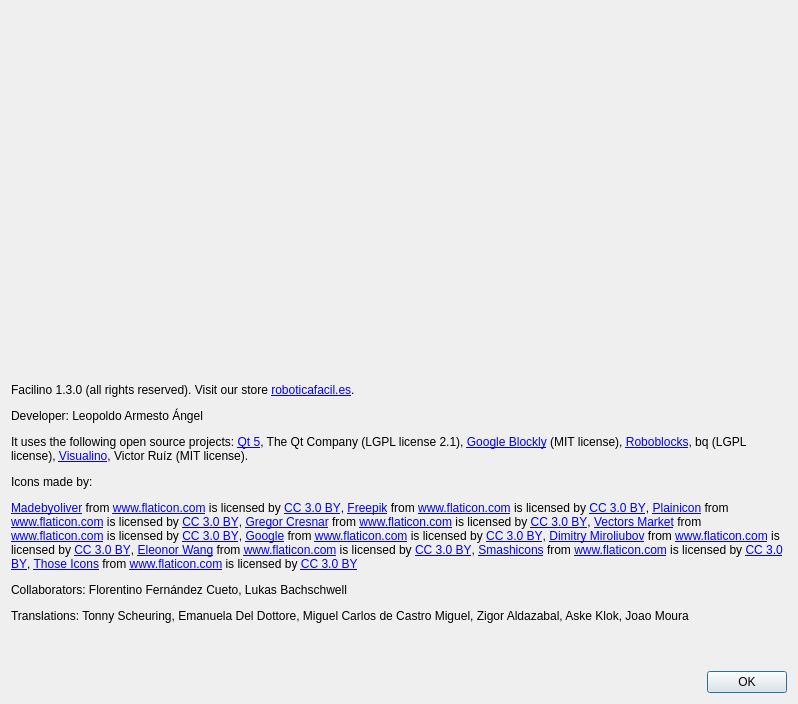
roboticafacil/facilino, file src/aboutdialog.ui: the form before one commit.
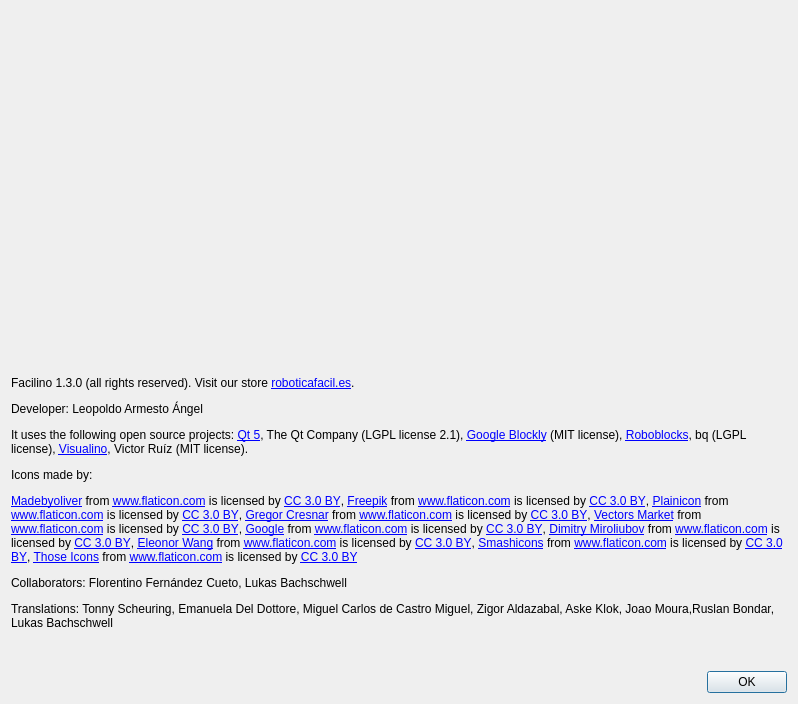
The form after the commit. Icons and pictures are not drawn.

Patch:
```diff
--- a/src/aboutdialog.ui
+++ b/src/aboutdialog.ui
@@ -39,7 +39,7 @@
    <item>
     <widget class="QLabel" name="label_4">
      <property name="text">
-      <string>&lt;html&gt;&lt;head/&gt;&lt;body&gt;&lt;p&gt;Facilino 1.3.0 (all rights reserved). Visit our store &lt;a href=&quot;https://roboticafacil.es&quot;&gt;&lt;span style=&quot; text-decoration: underline; color:#0000ff;&quot;&gt;roboticafacil.es&lt;/span&gt;&lt;/a&gt;.&lt;/p&gt;&lt;p&gt;Developer: Leopoldo Armesto Ángel&lt;/p&gt;&lt;p&gt;It uses the following open source projects: &lt;a href=&quot;http://www.qt.io/&quot;&gt;&lt;span style=&quot; text-decoration: underline; color:#0000ff;&quot;&gt;Qt 5&lt;/span&gt;&lt;/a&gt;, The Qt Company (LGPL license 2.1), &lt;a href=&quot;https://developers.google.com/blockly/&quot;&gt;&lt;span style=&quot; text-decoration: underline; color:#0000ff;&quot;&gt;Google Blockly&lt;/span&gt;&lt;/a&gt; (MIT license), &lt;a href=&quot;https://github.com/bq/roboblocks&quot;&gt;&lt;span style=&quot; text-decoration: underline; color:#0000ff;&quot;&gt;Roboblocks&lt;/span&gt;&lt;/a&gt;, bq (LGPL license), &lt;a href=&quot;http://visualino.net&quot;&gt;&lt;span style=&quot; text-decoration: underline; color:#0000ff;&quot;&gt;Visualino&lt;/span&gt;&lt;/a&gt;, Victor Ruíz (MIT license).&lt;/p&gt;&lt;p&gt;Icons made by:&lt;/p&gt;&lt;p&gt;&lt;a href=&quot; http://www.flaticon.com/authors/madebyoliver&quot;&gt;&lt;span style=&quot; text-decoration: underline; color:#0000ff;&quot;&gt;Madebyoliver&lt;/span&gt;&lt;/a&gt; from &lt;a href=&quot; http://www.flaticon.com&quot;&gt;&lt;span style=&quot; text-decoration: underline; color:#0000ff;&quot;&gt;www.flaticon.com&lt;/span&gt;&lt;/a&gt; is licensed by &lt;a href=&quot;http://creativecommons.org/licenses/by/3.0/&quot;&gt;&lt;span style=&quot; text-decoration: underline; color:#0000ff;&quot;&gt;CC 3.0 BY&lt;/span&gt;&lt;/a&gt;, &lt;a href=&quot;http://www.freepik.com&quot;&gt;&lt;span style=&quot; text-decoration: underline; color:#0000ff;&quot;&gt;Freepik&lt;/span&gt;&lt;/a&gt; from &lt;a href=&quot; http://www.flaticon.com&quot;&gt;&lt;span style=&quot; text-decoration: underline; color:#0000ff;&quot;&gt;www.flaticon.com&lt;/span&gt;&lt;/a&gt; is licensed by &lt;a href=&quot;http://creativecommons.org/licenses/by/3.0/&quot;&gt;&lt;span style=&quot; text-decoration: underline; color:#0000ff;&quot;&gt;CC 3.0 BY&lt;/span&gt;&lt;/a&gt;, &lt;a href=&quot;http://www.flaticon.com/authors/plainicon&quot;&gt;&lt;span style=&quot; text-decoration: underline; color:#0000ff;&quot;&gt;Plainicon&lt;/span&gt;&lt;/a&gt; from &lt;a href=&quot; http://www.flaticon.com&quot;&gt;&lt;span style=&quot; text-decoration: underline; color:#0000ff;&quot;&gt;www.flaticon.com&lt;/span&gt;&lt;/a&gt; is licensed by &lt;a href=&quot;http://creativecommons.org/licenses/by/3.0/&quot;&gt;&lt;span style=&quot; text-decoration: underline; color:#0000ff;&quot;&gt;CC 3.0 BY&lt;/span&gt;&lt;/a&gt;, &lt;a href=&quot;http://www.flaticon.com/authors/gregor-cresnar&quot;&gt;&lt;span style=&quot; text-decoration: underline; color:#0000ff;&quot;&gt;Gregor Cresnar&lt;/span&gt;&lt;/a&gt; from &lt;a href=&quot; http://www.flaticon.com&quot;&gt;&lt;span style=&quot; text-decoration: underline; color:#0000ff;&quot;&gt;www.flaticon.com&lt;/span&gt;&lt;/a&gt; is licensed by &lt;a href=&quot;http://creativecommons.org/licenses/by/3.0/&quot;&gt;&lt;span style=&quot; text-decoration: underline; color:#0000ff;&quot;&gt;CC 3.0 BY&lt;/span&gt;&lt;/a&gt;, &lt;a href=&quot;http://www.flaticon.com/authors/vectors-market&quot;&gt;&lt;span style=&quot; text-decoration: underline; color:#0000ff;&quot;&gt;Vectors Market&lt;/span&gt;&lt;/a&gt; from &lt;a href=&quot; http://www.flaticon.com&quot;&gt;&lt;span style=&quot; text-decoration: underline; color:#0000ff;&quot;&gt;www.flaticon.com&lt;/span&gt;&lt;/a&gt; is licensed by &lt;a href=&quot;http://creativecommons.org/licenses/by/3.0/&quot;&gt;&lt;span style=&quot; text-decoration: underline; color:#0000ff;&quot;&gt;CC 3.0 BY&lt;/span&gt;&lt;/a&gt;, &lt;a href=&quot; http://www.flaticon.com/authors/google&quot;&gt;&lt;span style=&quot; text-decoration: underline; color:#0000ff;&quot;&gt;Google&lt;/span&gt;&lt;/a&gt; from &lt;a href=&quot; http://www.flaticon.com&quot;&gt;&lt;span style=&quot; text-decoration: underline; color:#0000ff;&quot;&gt;www.flaticon.com&lt;/span&gt;&lt;/a&gt; is licensed by &lt;a href=&quot;http://creativecommons.org/licenses/by/3.0/&quot;&gt;&lt;span style=&quot; text-decoration: underline; color:#0000ff;&quot;&gt;CC 3.0 BY&lt;/span&gt;&lt;/a&gt;, &lt;a href=&quot;http://www.flaticon.com/authors/dimitry-miroliubov&quot;&gt;&lt;span style=&quot; text-decoration: underline; color:#0000ff;&quot;&gt;Dimitry Miroliubov&lt;/span&gt;&lt;/a&gt; from &lt;a href=&quot;http://www.flaticon.com&quot;&gt;&lt;span style=&quot; text-decoration: underline; color:#0000ff;&quot;&gt;www.flaticon.com&lt;/span&gt;&lt;/a&gt; is licensed by &lt;a href=&quot;http://creativecommons.org/licenses/by/3.0/&quot;&gt;&lt;span style=&quot; text-decoration: underline; color:#0000ff;&quot;&gt;CC 3.0 BY&lt;/span&gt;&lt;/a&gt;, &lt;a href=&quot; https://www.flaticon.com/authors/eleonor-wang&quot;&gt;&lt;span style=&quot; text-decoration: underline; color:#0000ff;&quot;&gt;Eleonor Wang&lt;/span&gt;&lt;/a&gt; from &lt;a href=&quot;http://www.flaticon.com&quot;&gt;&lt;span style=&quot; text-decoration: underline; color:#0000ff;&quot;&gt;www.flaticon.com&lt;/span&gt;&lt;/a&gt; is licensed by &lt;a href=&quot;http://creativecommons.org/licenses/by/3.0/&quot;&gt;&lt;span style=&quot; text-decoration: underline; color:#0000ff;&quot;&gt;CC 3.0 BY&lt;/span&gt;&lt;/a&gt;, &lt;a href=&quot;https://www.flaticon.com/authors/smashicons&quot;&gt;&lt;span style=&quot; text-decoration: underline; color:#0000ff;&quot;&gt;Smashicons&lt;/span&gt;&lt;/a&gt; from &lt;a href=&quot;http://www.flaticon.com&quot;&gt;&lt;span style=&quot; text-decoration: underline; color:#0000ff;&quot;&gt;www.flaticon.com&lt;/span&gt;&lt;/a&gt; is licensed by &lt;a href=&quot;http://creativecommons.org/licenses/by/3.0/&quot;&gt;&lt;span style=&quot; text-decoration: underline; color:#0000ff;&quot;&gt;CC 3.0 BY&lt;/span&gt;&lt;/a&gt;, &lt;a href=&quot;https://www.flaticon.com/authors/those-icons&quot;&gt;&lt;span style=&quot; text-decoration: underline; color:#0000ff;&quot;&gt;Those Icons&lt;/span&gt;&lt;/a&gt; from &lt;a href=&quot;http://www.flaticon.com&quot;&gt;&lt;span style=&quot; text-decoration: underline; color:#0000ff;&quot;&gt;www.flaticon.com&lt;/span&gt;&lt;/a&gt; is licensed by &lt;a href=&quot;http://creativecommons.org/licenses/by/3.0/&quot;&gt;&lt;span style=&quot; text-decoration: underline; color:#0000ff;&quot;&gt;CC 3.0 BY&lt;/span&gt;&lt;/a&gt;&lt;/p&gt;&lt;p&gt;Collaborators: Florentino Fernández Cueto, Lukas Bachschwell&lt;/p&gt;&lt;p&gt;Translations: Tonny Scheuring, Emanuela Del Dottore, Miguel Carlos de Castro Miguel, Zigor Aldazabal, Aske Klok, Joao Moura&lt;/p&gt;&lt;/body&gt;&lt;/html&gt;</string>
+      <string>&lt;html&gt;&lt;head/&gt;&lt;body&gt;&lt;p&gt;Facilino 1.3.0 (all rights reserved). Visit our store &lt;a href=&quot;https://roboticafacil.es&quot;&gt;&lt;span style=&quot; text-decoration: underline; color:#0000ff;&quot;&gt;roboticafacil.es&lt;/span&gt;&lt;/a&gt;.&lt;/p&gt;&lt;p&gt;Developer: Leopoldo Armesto Ángel&lt;/p&gt;&lt;p&gt;It uses the following open source projects: &lt;a href=&quot;http://www.qt.io/&quot;&gt;&lt;span style=&quot; text-decoration: underline; color:#0000ff;&quot;&gt;Qt 5&lt;/span&gt;&lt;/a&gt;, The Qt Company (LGPL license 2.1), &lt;a href=&quot;https://developers.google.com/blockly/&quot;&gt;&lt;span style=&quot; text-decoration: underline; color:#0000ff;&quot;&gt;Google Blockly&lt;/span&gt;&lt;/a&gt; (MIT license), &lt;a href=&quot;https://github.com/bq/roboblocks&quot;&gt;&lt;span style=&quot; text-decoration: underline; color:#0000ff;&quot;&gt;Roboblocks&lt;/span&gt;&lt;/a&gt;, bq (LGPL license), &lt;a href=&quot;http://visualino.net&quot;&gt;&lt;span style=&quot; text-decoration: underline; color:#0000ff;&quot;&gt;Visualino&lt;/span&gt;&lt;/a&gt;, Victor Ruíz (MIT license).&lt;/p&gt;&lt;p&gt;Icons made by:&lt;/p&gt;&lt;p&gt;&lt;a href=&quot; http://www.flaticon.com/authors/madebyoliver&quot;&gt;&lt;span style=&quot; text-decoration: underline; color:#0000ff;&quot;&gt;Madebyoliver&lt;/span&gt;&lt;/a&gt; from &lt;a href=&quot; http://www.flaticon.com&quot;&gt;&lt;span style=&quot; text-decoration: underline; color:#0000ff;&quot;&gt;www.flaticon.com&lt;/span&gt;&lt;/a&gt; is licensed by &lt;a href=&quot;http://creativecommons.org/licenses/by/3.0/&quot;&gt;&lt;span style=&quot; text-decoration: underline; color:#0000ff;&quot;&gt;CC 3.0 BY&lt;/span&gt;&lt;/a&gt;, &lt;a href=&quot;http://www.freepik.com&quot;&gt;&lt;span style=&quot; text-decoration: underline; color:#0000ff;&quot;&gt;Freepik&lt;/span&gt;&lt;/a&gt; from &lt;a href=&quot; http://www.flaticon.com&quot;&gt;&lt;span style=&quot; text-decoration: underline; color:#0000ff;&quot;&gt;www.flaticon.com&lt;/span&gt;&lt;/a&gt; is licensed by &lt;a href=&quot;http://creativecommons.org/licenses/by/3.0/&quot;&gt;&lt;span style=&quot; text-decoration: underline; color:#0000ff;&quot;&gt;CC 3.0 BY&lt;/span&gt;&lt;/a&gt;, &lt;a href=&quot;http://www.flaticon.com/authors/plainicon&quot;&gt;&lt;span style=&quot; text-decoration: underline; color:#0000ff;&quot;&gt;Plainicon&lt;/span&gt;&lt;/a&gt; from &lt;a href=&quot; http://www.flaticon.com&quot;&gt;&lt;span style=&quot; text-decoration: underline; color:#0000ff;&quot;&gt;www.flaticon.com&lt;/span&gt;&lt;/a&gt; is licensed by &lt;a href=&quot;http://creativecommons.org/licenses/by/3.0/&quot;&gt;&lt;span style=&quot; text-decoration: underline; color:#0000ff;&quot;&gt;CC 3.0 BY&lt;/span&gt;&lt;/a&gt;, &lt;a href=&quot;http://www.flaticon.com/authors/gregor-cresnar&quot;&gt;&lt;span style=&quot; text-decoration: underline; color:#0000ff;&quot;&gt;Gregor Cresnar&lt;/span&gt;&lt;/a&gt; from &lt;a href=&quot; http://www.flaticon.com&quot;&gt;&lt;span style=&quot; text-decoration: underline; color:#0000ff;&quot;&gt;www.flaticon.com&lt;/span&gt;&lt;/a&gt; is licensed by &lt;a href=&quot;http://creativecommons.org/licenses/by/3.0/&quot;&gt;&lt;span style=&quot; text-decoration: underline; color:#0000ff;&quot;&gt;CC 3.0 BY&lt;/span&gt;&lt;/a&gt;, &lt;a href=&quot;http://www.flaticon.com/authors/vectors-market&quot;&gt;&lt;span style=&quot; text-decoration: underline; color:#0000ff;&quot;&gt;Vectors Market&lt;/span&gt;&lt;/a&gt; from &lt;a href=&quot; http://www.flaticon.com&quot;&gt;&lt;span style=&quot; text-decoration: underline; color:#0000ff;&quot;&gt;www.flaticon.com&lt;/span&gt;&lt;/a&gt; is licensed by &lt;a href=&quot;http://creativecommons.org/licenses/by/3.0/&quot;&gt;&lt;span style=&quot; text-decoration: underline; color:#0000ff;&quot;&gt;CC 3.0 BY&lt;/span&gt;&lt;/a&gt;, &lt;a href=&quot; http://www.flaticon.com/authors/google&quot;&gt;&lt;span style=&quot; text-decoration: underline; color:#0000ff;&quot;&gt;Google&lt;/span&gt;&lt;/a&gt; from &lt;a href=&quot; http://www.flaticon.com&quot;&gt;&lt;span style=&quot; text-decoration: underline; color:#0000ff;&quot;&gt;www.flaticon.com&lt;/span&gt;&lt;/a&gt; is licensed by &lt;a href=&quot;http://creativecommons.org/licenses/by/3.0/&quot;&gt;&lt;span style=&quot; text-decoration: underline; color:#0000ff;&quot;&gt;CC 3.0 BY&lt;/span&gt;&lt;/a&gt;, &lt;a href=&quot;http://www.flaticon.com/authors/dimitry-miroliubov&quot;&gt;&lt;span style=&quot; text-decoration: underline; color:#0000ff;&quot;&gt;Dimitry Miroliubov&lt;/span&gt;&lt;/a&gt; from &lt;a href=&quot;http://www.flaticon.com&quot;&gt;&lt;span style=&quot; text-decoration: underline; color:#0000ff;&quot;&gt;www.flaticon.com&lt;/span&gt;&lt;/a&gt; is licensed by &lt;a href=&quot;http://creativecommons.org/licenses/by/3.0/&quot;&gt;&lt;span style=&quot; text-decoration: underline; color:#0000ff;&quot;&gt;CC 3.0 BY&lt;/span&gt;&lt;/a&gt;, &lt;a href=&quot; https://www.flaticon.com/authors/eleonor-wang&quot;&gt;&lt;span style=&quot; text-decoration: underline; color:#0000ff;&quot;&gt;Eleonor Wang&lt;/span&gt;&lt;/a&gt; from &lt;a href=&quot;http://www.flaticon.com&quot;&gt;&lt;span style=&quot; text-decoration: underline; color:#0000ff;&quot;&gt;www.flaticon.com&lt;/span&gt;&lt;/a&gt; is licensed by &lt;a href=&quot;http://creativecommons.org/licenses/by/3.0/&quot;&gt;&lt;span style=&quot; text-decoration: underline; color:#0000ff;&quot;&gt;CC 3.0 BY&lt;/span&gt;&lt;/a&gt;, &lt;a href=&quot;https://www.flaticon.com/authors/smashicons&quot;&gt;&lt;span style=&quot; text-decoration: underline; color:#0000ff;&quot;&gt;Smashicons&lt;/span&gt;&lt;/a&gt; from &lt;a href=&quot;http://www.flaticon.com&quot;&gt;&lt;span style=&quot; text-decoration: underline; color:#0000ff;&quot;&gt;www.flaticon.com&lt;/span&gt;&lt;/a&gt; is licensed by &lt;a href=&quot;http://creativecommons.org/licenses/by/3.0/&quot;&gt;&lt;span style=&quot; text-decoration: underline; color:#0000ff;&quot;&gt;CC 3.0 BY&lt;/span&gt;&lt;/a&gt;, &lt;a href=&quot;https://www.flaticon.com/authors/those-icons&quot;&gt;&lt;span style=&quot; text-decoration: underline; color:#0000ff;&quot;&gt;Those Icons&lt;/span&gt;&lt;/a&gt; from &lt;a href=&quot;http://www.flaticon.com&quot;&gt;&lt;span style=&quot; text-decoration: underline; color:#0000ff;&quot;&gt;www.flaticon.com&lt;/span&gt;&lt;/a&gt; is licensed by &lt;a href=&quot;http://creativecommons.org/licenses/by/3.0/&quot;&gt;&lt;span style=&quot; text-decoration: underline; color:#0000ff;&quot;&gt;CC 3.0 BY&lt;/span&gt;&lt;/a&gt;&lt;/p&gt;&lt;p&gt;Collaborators: Florentino Fernández Cueto, Lukas Bachschwell&lt;/p&gt;&lt;p&gt;Translations: Tonny Scheuring, Emanuela Del Dottore, Miguel Carlos de Castro Miguel, Zigor Aldazabal, Aske Klok, Joao Moura,Ruslan Bondar, Lukas Bachschwell&lt;/p&gt;&lt;/body&gt;&lt;/html&gt;</string>
      </property>
      <property name="wordWrap">
       <bool>true</bool>
```
